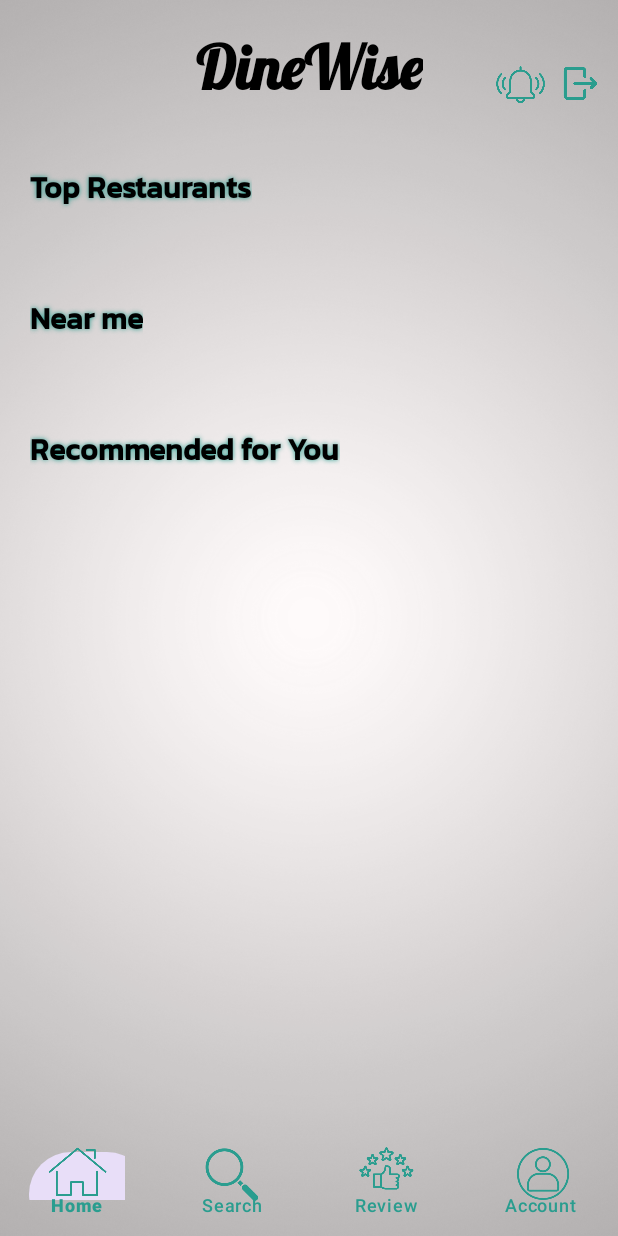
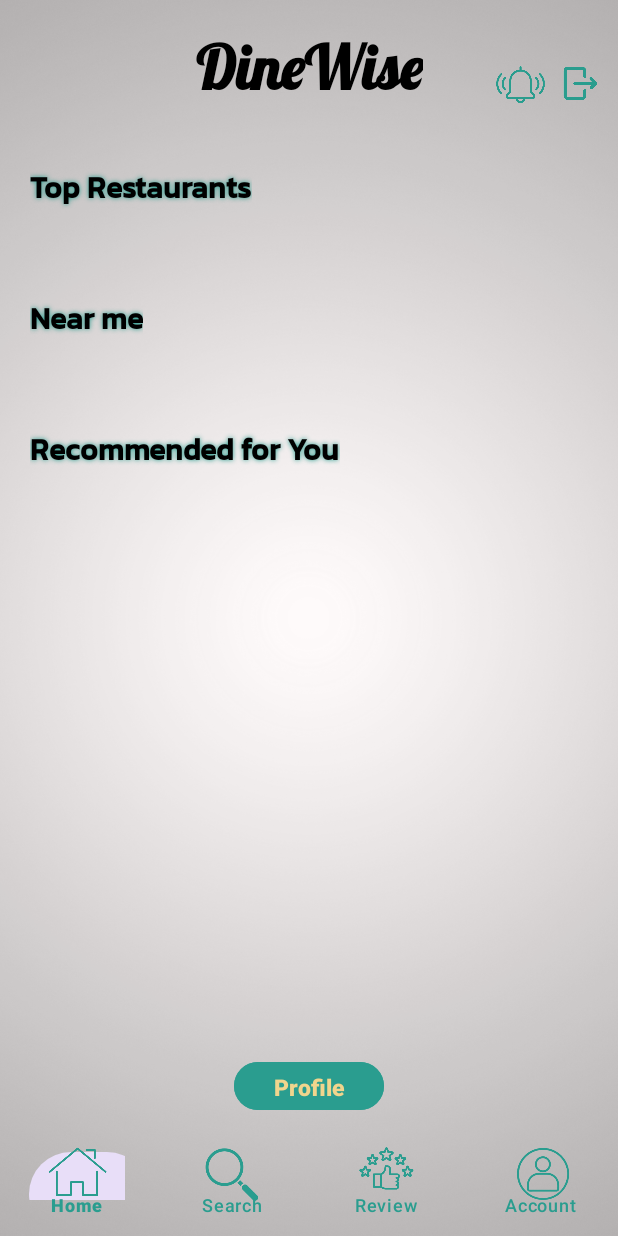
Before and after one commit to MigoCP/DineWise, an Android app: the ClientHomePage screen opened directly, with no data from a screen before it, on a phone screen of 412 x 824 dp. Run offline under Robolectric (Android 15) with nearby library versions, the phone set to English and light mode, and no system bars; our stand-ins replace Firebase (no records; nobody signed in at launch, a user with empty details on screens opened directly); pictures from the network do not load.

Commit message:
few updates

```diff
--- a/app/src/main/java/com/example/finalproject/views/client/ClientHomePage.java
+++ b/app/src/main/java/com/example/finalproject/views/client/ClientHomePage.java
@@ -6,6 +6,7 @@ import android.os.Bundle;
 import android.util.Log;
 import android.view.LayoutInflater;
 import android.view.View;
+import android.widget.Button;
 import android.widget.ImageButton;
 import android.widget.ImageView;
 import android.widget.LinearLayout;
@@ -34,6 +35,7 @@ public class ClientHomePage extends AppCompatActivity implements View.OnClickLis
     private ImageButton btnLogOut;
     private LinearLayout topRestaurantsLayout, nearMeLayout;
     private Database database;
+    Button btnProfilePage;
     AlertDialog.Builder alertDialog;
 
     @Override
@@ -43,6 +45,9 @@ public class ClientHomePage extends AppCompatActivity implements View.OnClickLis
 
         btnLogOut = findViewById(R.id.btnLogOut);
         btnLogOut.setOnClickListener(this);
+
+        btnProfilePage = findViewById(R.id.btnProfilePage);
+        btnProfilePage.setOnClickListener(this);
 
         alertDialog = new AlertDialog.Builder(this);
         alertDialog.setTitle("Log Out");
@@ -209,5 +214,9 @@ public class ClientHomePage extends AppCompatActivity implements View.OnClickLis
                 alertDialog.show();
             }
         }
+        if (view.getId() == R.id.btnProfilePage) {
+            Intent intent = new Intent(this, ClientAccountPage.class);
+            startActivity(intent);
+        }
     }
 }
--- a/app/src/main/res/layout/activity_client_home_page.xml
+++ b/app/src/main/res/layout/activity_client_home_page.xml
@@ -161,6 +161,20 @@
         android:orientation="horizontal" />
 </HorizontalScrollView>
 
+    <Button
+        android:id="@+id/btnProfilePage"
+        android:layout_width="100dp"
+        android:layout_height="40dp"
+        android:backgroundTint="@color/teal"
+        android:text="Profile"
+        android:textColor="@color/yellow"
+        android:textSize="15dp"
+        android:textStyle="bold"
+        app:layout_constraintBottom_toTopOf="@+id/bottom_navigation"
+        app:layout_constraintEnd_toEndOf="parent"
+        app:layout_constraintStart_toStartOf="parent"
+    />
+
 <com.google.android.material.bottomnavigation.BottomNavigationView
 android:id="@+id/bottom_navigation"
 android:layout_width="match_parent"
```
